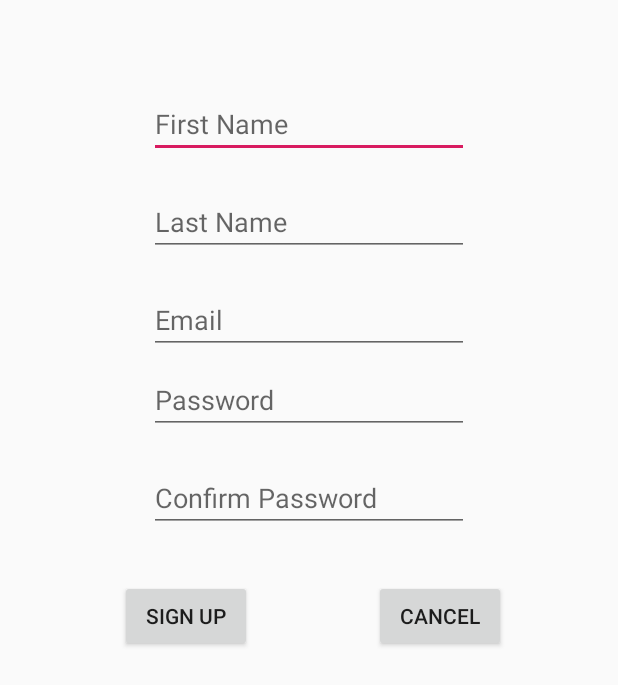
After one commit to shikha-bhattarai/Signup, an Android app: the layout sign_up.xml on its own in the app's theme, with its tools: preview values and no code run, on a phone screen of 412 x 824 dp. The commit adds this screen. Shown: the top 685 px of the screen. Run offline under Robolectric (Android 15) with nearby library versions, the phone set to English and light mode, and no system bars.

Commit message:
Add sign up layout

```diff
--- a/app/src/main/java/com/example/inclass09/MainActivity.java
+++ b/app/src/main/java/com/example/inclass09/MainActivity.java
@@ -12,7 +12,7 @@ public class MainActivity extends AppCompatActivity {
     protected void onCreate(Bundle savedInstanceState) {
         super.onCreate(savedInstanceState);
         setContentView(R.layout.activity_main);
-        emailTextview = (EditText) findViewById(R.id.emailTextview);
-        passTextview = (EditText) findViewById(R.id.passTextview);
+        emailTextview = (EditText) findViewById(R.id.emailEditText);
+        passTextview = (EditText) findViewById(R.id.passEditText);
     }
 }
--- a/app/src/main/res/layout/activity_main.xml
+++ b/app/src/main/res/layout/activity_main.xml
@@ -7,7 +7,7 @@
     tools:context=".MainActivity">
 
     <EditText
-        android:id="@+id/emailTextview"
+        android:id="@+id/emailEditText"
         android:layout_width="216dp"
         android:layout_height="wrap_content"
         android:layout_marginStart="8dp"
@@ -22,7 +22,7 @@
         app:layout_constraintTop_toTopOf="parent" />
 
     <EditText
-        android:id="@+id/passTextview"
+        android:id="@+id/passEditText"
         android:layout_width="wrap_content"
         android:layout_height="wrap_content"
         android:layout_marginStart="8dp"
@@ -34,7 +34,7 @@
         app:layout_constraintEnd_toEndOf="parent"
         app:layout_constraintHorizontal_bias="0.494"
         app:layout_constraintStart_toStartOf="parent"
-        app:layout_constraintTop_toBottomOf="@+id/emailTextview" />
+        app:layout_constraintTop_toBottomOf="@+id/emailEditText" />
 
     <Button
         android:id="@+id/loginbtn"
@@ -44,7 +44,7 @@
         android:layout_marginTop="108dp"
         android:text="Button"
         app:layout_constraintStart_toStartOf="parent"
-        app:layout_constraintTop_toBottomOf="@+id/passTextview"
+        app:layout_constraintTop_toBottomOf="@+id/passEditText"
         tools:text="@string/login" />
 
     <Button
@@ -58,6 +58,6 @@
         app:layout_constraintEnd_toEndOf="parent"
         app:layout_constraintHorizontal_bias="0.394"
         app:layout_constraintStart_toEndOf="@+id/loginbtn"
-        app:layout_constraintTop_toBottomOf="@+id/passTextview"
+        app:layout_constraintTop_toBottomOf="@+id/passEditText"
         tools:text="@string/signup" />
 </android.support.constraint.ConstraintLayout>
--- /dev/null
+++ b/app/src/main/res/layout/sign_up.xml
@@ -0,0 +1,101 @@
+<?xml version="1.0" encoding="utf-8"?>
+<android.support.constraint.ConstraintLayout xmlns:android="http://schemas.android.com/apk/res/android"
+    xmlns:app="http://schemas.android.com/apk/res-auto"
+    xmlns:tools="http://schemas.android.com/tools"
+    android:layout_width="match_parent"
+    android:layout_height="match_parent"
+    tools:context=".MainActivity">
+
+    <EditText
+        android:id="@+id/FirstNameEditText"
+        android:layout_width="wrap_content"
+        android:layout_height="wrap_content"
+        android:layout_marginStart="8dp"
+        android:layout_marginTop="60dp"
+        android:layout_marginEnd="8dp"
+        android:ems="10"
+        android:hint="First Name"
+        android:inputType="textPersonName"
+        app:layout_constraintEnd_toEndOf="parent"
+        app:layout_constraintStart_toStartOf="parent"
+        app:layout_constraintTop_toTopOf="parent" />
+
+    <EditText
+        android:id="@+id/lastNameEditText"
+        android:layout_width="wrap_content"
+        android:layout_height="wrap_content"
+        android:layout_marginStart="8dp"
+        android:layout_marginTop="20dp"
+        android:layout_marginEnd="8dp"
+        android:ems="10"
+        android:hint="Last Name"
+        android:inputType="textPersonName"
+        app:layout_constraintEnd_toEndOf="parent"
+        app:layout_constraintStart_toStartOf="parent"
+        app:layout_constraintTop_toBottomOf="@+id/FirstNameEditText" />
+
+    <EditText
+        android:id="@+id/emailEditText"
+        android:layout_width="wrap_content"
+        android:layout_height="wrap_content"
+        android:layout_marginStart="8dp"
+        android:layout_marginTop="20dp"
+        android:layout_marginEnd="8dp"
+        android:ems="10"
+        android:hint="Email"
+        android:inputType="textPersonName"
+        app:layout_constraintEnd_toEndOf="parent"
+        app:layout_constraintStart_toStartOf="parent"
+        app:layout_constraintTop_toBottomOf="@+id/lastNameEditText" />
+
+    <EditText
+        android:id="@+id/passEditText"
+        android:layout_width="wrap_content"
+        android:layout_height="wrap_content"
+        android:layout_marginStart="8dp"
+        android:layout_marginTop="8dp"
+        android:layout_marginEnd="8dp"
+        android:ems="10"
+        android:hint="Password"
+        android:inputType="textPersonName"
+        app:layout_constraintEnd_toEndOf="parent"
+        app:layout_constraintStart_toStartOf="parent"
+        app:layout_constraintTop_toBottomOf="@+id/emailEditText" />
+
+    <EditText
+        android:id="@+id/confirmPassEditText"
+        android:layout_width="wrap_content"
+        android:layout_height="wrap_content"
+        android:layout_marginStart="8dp"
+        android:layout_marginTop="20dp"
+        android:layout_marginEnd="8dp"
+        android:ems="10"
+        android:hint="Confirm Password"
+        android:inputType="textPersonName"
+        app:layout_constraintEnd_toEndOf="parent"
+        app:layout_constraintStart_toStartOf="parent"
+        app:layout_constraintTop_toBottomOf="@+id/passEditText" />
+
+    <Button
+        android:id="@+id/signUpbtn"
+        android:layout_width="wrap_content"
+        android:layout_height="wrap_content"
+        android:layout_marginStart="80dp"
+        android:layout_marginTop="32dp"
+        android:text="@string/signup"
+        app:layout_constraintStart_toStartOf="parent"
+        app:layout_constraintTop_toBottomOf="@+id/confirmPassEditText" />
+
+    <Button
+        android:id="@+id/button2"
+        android:layout_width="wrap_content"
+        android:layout_height="wrap_content"
+        android:layout_marginStart="8dp"
+        android:layout_marginTop="32dp"
+        android:layout_marginEnd="8dp"
+        android:text="@string/cancel"
+        app:layout_constraintEnd_toEndOf="parent"
+        app:layout_constraintHorizontal_bias="0.525"
+        app:layout_constraintStart_toEndOf="@+id/signUpbtn"
+        app:layout_constraintTop_toBottomOf="@+id/confirmPassEditText" />
+</android.support.constraint.ConstraintLayout>
--- a/app/src/main/res/values/strings.xml
+++ b/app/src/main/res/values/strings.xml
@@ -4,4 +4,5 @@
     <string name="password">password</string>
     <string name="login">Login</string>
     <string name="signup">Sign Up</string>
+    <string name="cancel">Cancel</string>
 </resources>
```
